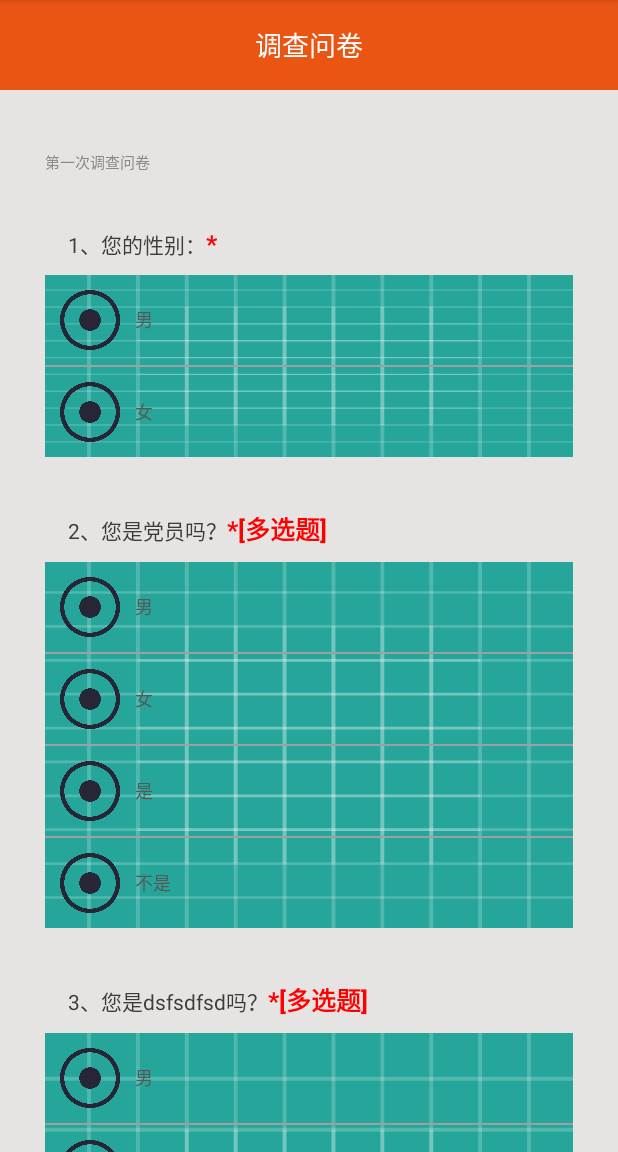
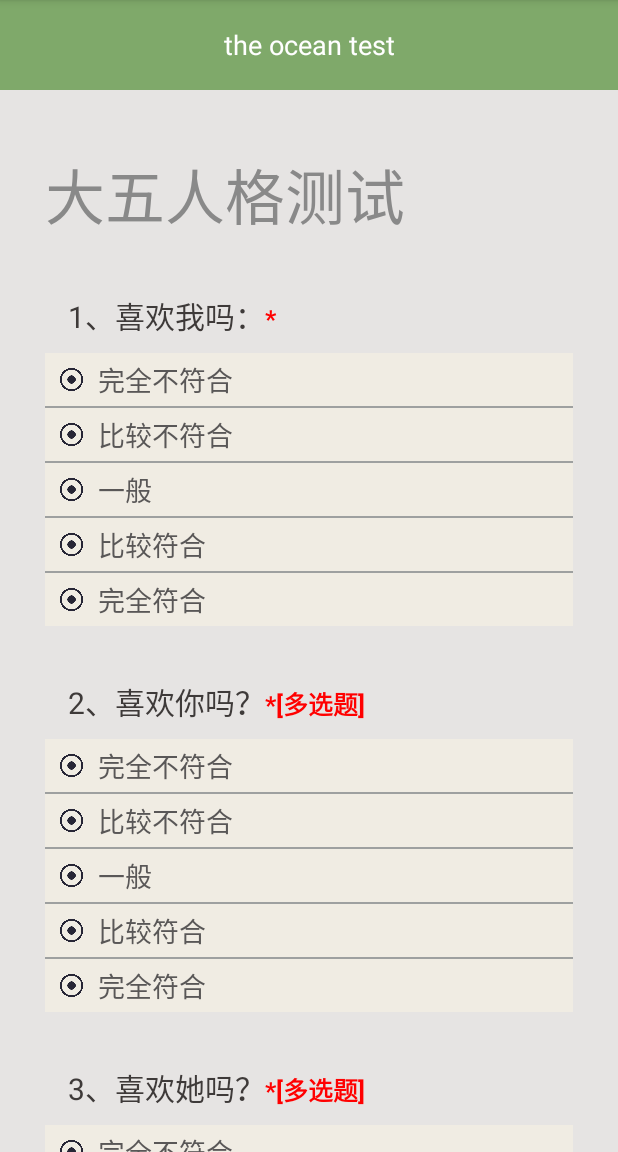
Before and after one commit to Rosehuaa/MyTry, an Android app: the screen it shows after launch (MainActivity), on a phone screen of 412 x 824 dp, the part 84-1236 px from its top. Run offline under Robolectric (Android 15) with nearby library versions, the phone set to English and light mode, and no system bars.

Commit message:
剩下传数据

```diff
--- a/app/src/main/java/com/example/honey/mytry/MainActivity.java
+++ b/app/src/main/java/com/example/honey/mytry/MainActivity.java
@@ -24,9 +24,7 @@ import com.example.honey.mytry.entity.Answer;
 import com.example.honey.mytry.entity.Page;
 import com.example.honey.mytry.entity.Quesition;
 
-import org.json.JSONArray;
-import org.json.JSONException;
-import org.json.JSONObject;
+
 
 import java.util.ArrayList;
 
@@ -48,6 +46,14 @@ public class MainActivity extends AppCompatActivity {
     //存每个答案的imageview
     private ArrayList<ImageView> imglist2;
 
+    private float o;
+    private float c;
+    private float e;
+    private float a;
+    private float n;
+
+
+
 
     @Override
     protected void onCreate(Bundle savedInstanceState) {
@@ -67,72 +73,66 @@ public class MainActivity extends AppCompatActivity {
     private void initDate() {
         //假数据、
 //定义初始化答案
-        Answer a_one=new Answer();
-        a_one.setAnswerId("0");
-        a_one.setAnswer_content("男");
-        a_one.setAns_state(0);
-        Answer a_two=new Answer();
-        a_two.setAnswerId("1");
-        a_two.setAnswer_content("女");
-        a_two.setAns_state(0);
+        Answer one=new Answer();
+        one.setAnswerId("0");
+        one.setScore(1);
+        one.setAnswer_content(getString(R.string.TotalInconsistent));
+        one.setAns_state(0);
 
-        Answer a_three=new Answer();
-        a_three.setAnswerId("3");
-        a_three.setAnswer_content("是");
-        a_three.setAns_state(0);
-        Answer a_four=new Answer();
-        a_four.setAnswerId("4");
-        a_four.setAnswer_content("不是");
-        a_four.setAns_state(0);
+        Answer two=new Answer();
+        two.setAnswerId("1");
+        two.setScore(2);
+        two.setAnswer_content(getString(R.string.RelativelyInconsistent));
+        two.setAns_state(0);
 
-        Answer a_three1=new Answer();
-        a_three1.setAnswerId("3");
-        a_three1.setAnswer_content("是");
-        a_three1.setAns_state(0);
-        Answer a_four1=new Answer();
-        a_four1.setAnswerId("4");
-        a_four1.setAnswer_content("不是");
-        a_four1.setAns_state(0);
+        Answer three=new Answer();
+        three.setAnswerId("2");
+        three.setScore(3);
+        three.setAnswer_content(getString(R.string.Commonly));
+        three.setAns_state(0);
 
-        ArrayList<Answer> answers_one=new ArrayList<Answer>();
-        answers_one.add(a_one);
-        answers_one.add(a_two);
+        Answer four=new Answer();
+        four.setAnswerId("3");
+        four.setScore(4);
+        four.setAnswer_content(getString(R.string.RelativelyConsistent));
+        four.setAns_state(0);
+
+        Answer five=new Answer();
+        five.setAnswerId("4");
+        five.setScore(5);
+        five.setAnswer_content(getString(R.string.TotallyConsistent));
+        five.setAns_state(0);
+
+        ArrayList<Answer> answers_ocean=new ArrayList<Answer>();
+        answers_ocean.add(one);
+        answers_ocean.add(two);
+        answers_ocean.add(three);
+        answers_ocean.add(four);
+        answers_ocean.add(five);
 
 
-        ArrayList<Answer> answers_two=new ArrayList<Answer>();
-        answers_two.add(a_one);
-        answers_two.add(a_two);
-        answers_two.add(a_three);
-        answers_two.add(a_four);
 
-        ArrayList<Answer> answers_three=new ArrayList<Answer>();
-        answers_three.add(a_one);
-        answers_three.add(a_two);
-        answers_three.add(a_three);
-        answers_three.add(a_four);
-        answers_three.add(a_three1);
-        answers_three.add(a_four1);
 //定义初始化问题
 
         Quesition q_one=new Quesition();
         q_one.setQuesitionId("00");
         q_one.setType("0");
-        q_one.setContent("1、您的性别：");
-        q_one.setAnswers(answers_one);
+        q_one.setContent("1、喜欢我吗：");
+        q_one.setAnswers(answers_ocean);
         q_one.setQue_state(0);
 
         Quesition q_two=new Quesition();
         q_two.setQuesitionId("01");
         q_two.setType("1");
-        q_two.setContent("2、您是党员吗？");
-        q_two.setAnswers(answers_two);
+        q_two.setContent("2、喜欢你吗？");
+        q_two.setAnswers(answers_ocean);
         q_two.setQue_state(0);
 
         Quesition q_three=new Quesition();
         q_three.setQuesitionId("03");
         q_three.setType("1");
-        q_three.setContent("3、您是dsfsdfsd吗？");
-        q_three.setAnswers(answers_three);
+        q_three.setContent("3、喜欢她吗？");
+        q_three.setAnswers(answers_ocean);
         q_three.setQue_state(0);
 
         ArrayList<Quesition> quesitions=new ArrayList<Quesition>();
@@ -143,7 +143,7 @@ public class MainActivity extends AppCompatActivity {
         page=new Page();
         page.setPageId("000");
         page.setStatus("0");
-        page.setTitle("第一次调查问卷");
+        page.setTitle("大五人格测试");
         page.setQuesitions(quesitions);
         //加载布局
          initView(page);
@@ -218,8 +218,6 @@ public class MainActivity extends AppCompatActivity {
             // TODO Auto-generated method stub
             //判断是否答完题
             boolean isState=true;
-            //最终要的json数组
-            JSONArray jsonArray = new JSONArray();
             //点击提交的时候，先判断状态，如果有未答完的就提示，如果没有再把每条答案提交（包含问卷ID 问题ID 及答案ID）
             //注：不用管是否是一个问题的答案，就以答案的个数为准来提交上述格式的数据
             for(int i=0;i<the_quesition_list.size();i++){
@@ -227,54 +225,28 @@ public class MainActivity extends AppCompatActivity {
                 //判断是否有题没答完
                 if(the_quesition_list.get(i).getQue_state()==0){
                     Toast.makeText(getApplicationContext(), "您第"+(i+1)+"题没有答完", Toast.LENGTH_LONG).show();
-                    jsonArray=null;
                     isState=false;
                     break;
-                }else{
-                    for(int j=0;j<the_answer_list.size();j++){
-                        if(the_answer_list.get(j).getAns_state()==1){
-                            JSONObject json = new JSONObject();
-                            try {
-                                json.put("psychologicalId", page.getPageId());
-                                json.put("questionId", the_quesition_list.get(i).getQuesitionId());
-                                json.put("optionId", the_answer_list.get(j).getAnswerId());
-                                jsonArray.put(json);
-                            } catch (JSONException e) {
-                                // TODO Auto-generated catch block
-                                e.printStackTrace();
-                            }
-                            Intent intent =new Intent(MainActivity.this,Result.class);
-                            // 启动
-                            startActivity(intent);
-                        }
+                }
+            }
+            if(isState==true){
+                //计算各项分数
+                Intent toResult =new Intent(MainActivity.this,Result.class);
+                // 启动
 
-                    }
-                }
+                toResult.putExtra("o", o);
+                toResult.putExtra("c", c);
+                toResult.putExtra("e", e);
+                toResult.putExtra("e", a);
+                toResult.putExtra("e", n);
+
+                startActivity(toResult);
 
             }
-            if(isState){
-                if(jsonArray.length()>0){
-                    Log.e("af", jsonArray.toString());
-                    for(int item=0;item<jsonArray.length();item++){
-                        JSONObject job;
-                        try {
-                            job = jsonArray.getJSONObject(item);
-                            Log.e("----", "pageId--------"+job.get("pageId"));
-                            Log.e("----", "quesitionId--------"+job.get("quesitionId"));
-                            Log.e("----", "answerId--------"+job.get("answerId"));
-                        } catch (JSONException e) {
-                            // TODO Auto-generated catch block
-                            e.printStackTrace();
-                        }  // 遍历 jsonarray 数组，把每一个对象转成 json 对象
-
-                    }
-
-                }
-
-            }
-
         }
     }
+
+
 
     class answerItemOnClickListener implements View.OnClickListener {
         private int i;
@@ -296,7 +268,7 @@ public class MainActivity extends AppCompatActivity {
                 if(the_answer_lists.get(j).getAns_state()==0){
                     //如果未被选中
                     txt.setTextColor(Color.parseColor("#EA5514"));
-                    imglist.get(i).get(j).setBackgroundResource(R.mipmap.dog);
+                    imglist.get(i).get(j).setBackgroundResource(R.mipmap.myheart);
 
                     the_answer_lists.get(j).setAns_state(1);
                     the_quesition_list.get(i).setQue_state(1);
@@ -315,7 +287,7 @@ public class MainActivity extends AppCompatActivity {
                 }
                 if(the_answer_lists.get(j).getAns_state()==0){
                     //如果当前未被选中
-                    imglist.get(i).get(j).setBackgroundResource(R.mipmap.dog);//true
+                    imglist.get(i).get(j).setBackgroundResource(R.mipmap.myheart);//true
                     the_answer_lists.get(j).setAns_state(1);
                     the_quesition_list.get(i).setQue_state(1);
                 }else{
@@ -354,17 +326,4 @@ public class MainActivity extends AppCompatActivity {
                 Spannable.SPAN_INCLUSIVE_INCLUSIVE);
         tv_test.setText(word);
     }
-
-    public void Main2Res(View v) {
-        // 给bnt1添加点击响应事件
-        Intent intent =new Intent(MainActivity.this,Result.class);
-        // 启动
-        startActivity(intent);
-    }
-
-
-
-
-
-
 }
--- a/app/src/main/java/com/example/honey/mytry/entity/Answer.java
+++ b/app/src/main/java/com/example/honey/mytry/entity/Answer.java
@@ -4,6 +4,9 @@ public class Answer {
 
     //答案id
     private String answerId;
+
+    //答案分数
+    private int score;
     //答案主体
     private String answer_content;
     //答案是否被解答
@@ -32,4 +35,12 @@ public class Answer {
     public void setAns_state(int ans_state) {
         this.ans_state = ans_state;
     }
+
+    public int getScore() {
+        return score;
+    }
+
+    public void setScore(int score) {
+        this.score = score;
+    }
 }
--- a/app/src/main/res/layout/activity_main.xml
+++ b/app/src/main/res/layout/activity_main.xml
@@ -16,7 +16,7 @@
         <LinearLayout
             android:layout_width="match_parent"
             android:layout_height="60dp"
-            android:background="#EA5514"
+            android:background="#7FA96A"
             android:orientation="vertical"
 
             >
@@ -28,7 +28,7 @@
                 android:layout_gravity="center"
                 android:layout_weight="1"
                 android:gravity="center"
-                android:text="调查问卷"
+                android:text="the ocean test"
                 android:textColor="@android:color/white"
                 android:textSize="18sp" />
         </LinearLayout>
@@ -41,7 +41,7 @@
             android:layout_marginLeft="30dp"
             android:layout_marginTop="40dp"
             android:textColor="#898989"
-            android:textSize="10sp" />
+            android:textSize="40sp" />
         <!--显示问题框，一个问题一个框-->
         <!--答案-->
         <LinearLayout
@@ -64,9 +64,10 @@
                 android:layout_gravity="center"
                 android:layout_marginBottom="30dp"
                 android:layout_marginTop="50dp"
+                android:background="#7FA96A"
                 android:gravity="center"
-                android:text="提交"
-                android:textColor="@android:color/white"
+                android:text="查看结果"
+                android:textColor="@android:color/background_dark"
                 android:textSize="20sp" />
         </LinearLayout>
     </LinearLayout>
--- a/app/src/main/res/layout/answer_layout.xml
+++ b/app/src/main/res/layout/answer_layout.xml
@@ -12,18 +12,20 @@
         android:layout_height="match_parent"
         android:orientation="horizontal"
         >
+        <!--答案选项图标-->
         <ImageView
             android:id="@+id/image"
-            android:layout_width="40dp"
-            android:layout_height="40dp"
+            android:layout_width="15dp"
+            android:layout_height="15dp"
             android:layout_margin="10dp"
 
             />
+        <!--答案-->
         <TextView
             android:id="@+id/txt_answer_item"
             android:layout_width="match_parent"
             android:layout_height="wrap_content"
-            android:textSize="12sp"
+            android:textSize="18dp"
             android:textColor="#595757"
             android:layout_gravity="center_vertical"
             />
--- a/app/src/main/res/layout/quesition_layout.xml
+++ b/app/src/main/res/layout/quesition_layout.xml
@@ -5,14 +5,17 @@
     android:orientation="vertical"
     android:paddingTop="35dp">
 
+
+<!--问题的内容-->
     <TextView
         android:id="@+id/txt_question_item"
         android:layout_width="match_parent"
         android:layout_height="wrap_content"
-        android:textSize="14sp"
+        android:textSize="20dp"
         android:textColor="#3e3a39"
         android:layout_marginLeft="45dp"
         />
+    <!--答案的背景-->
     <LinearLayout
         android:id="@+id/lly_answer"
         android:layout_width="match_parent"
@@ -22,7 +25,7 @@
         android:layout_marginRight="30dp"
         android:layout_marginTop="10dp"
 
-        android:background="@drawable/ic_launcher_background">
+        android:background="#F0ECE3">
 
     </LinearLayout>
 
--- a/app/src/main/res/values/strings.xml
+++ b/app/src/main/res/values/strings.xml
@@ -5,4 +5,9 @@
     <string name="begin">开始测试</string>
     <string name="whatOcean">？什么是大五人格理论？</string>
     <string name="weclome">欢迎进行大五人格测试</string>
+    <string name="TotalInconsistent">完全不符合</string>
+    <string name="RelativelyInconsistent">比较不符合</string>
+    <string name="Commonly">一般</string>
+    <string name="RelativelyConsistent">比较符合</string>
+    <string name="TotallyConsistent">完全符合</string>
 </resources>
```
Also changed, not shown: app/src/main/java/com/example/honey/mytry/Result.java (+16 -1 lines), app/src/main/res/mipmap-mdpi/myheart.png (added), app/src/main/res/mipmap-mdpi/yellow_pink.png (added).
